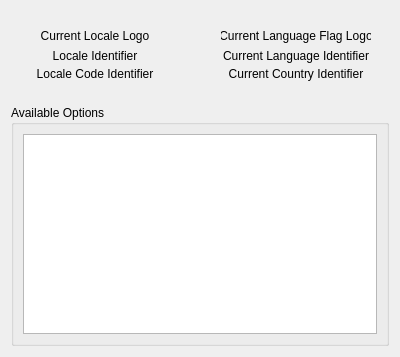
Tw1ddle/geometrize, file geometrize/dialog/languageselectwidget.ui: the form before one commit.
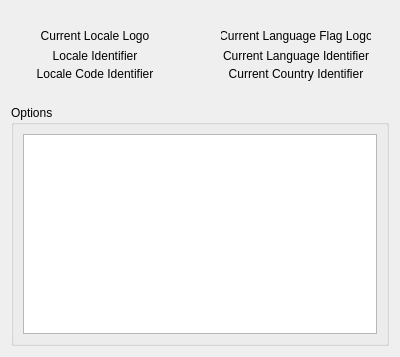
The form after the commit. Custom widgets are drawn as their Qt base class.

```diff
--- a/geometrize/dialog/languageselectwidget.ui
+++ b/geometrize/dialog/languageselectwidget.ui
@@ -159,7 +159,7 @@
       </sizepolicy>
      </property>
      <property name="title">
-      <string>Available Options</string>
+      <string extracomment="The title of a section containing the language selection options for the app">Options</string>
      </property>
      <layout class="QVBoxLayout" name="verticalLayout_3">
       <item>
```
Left out of the diff: 2 changed lines with no effect on the pictures.
